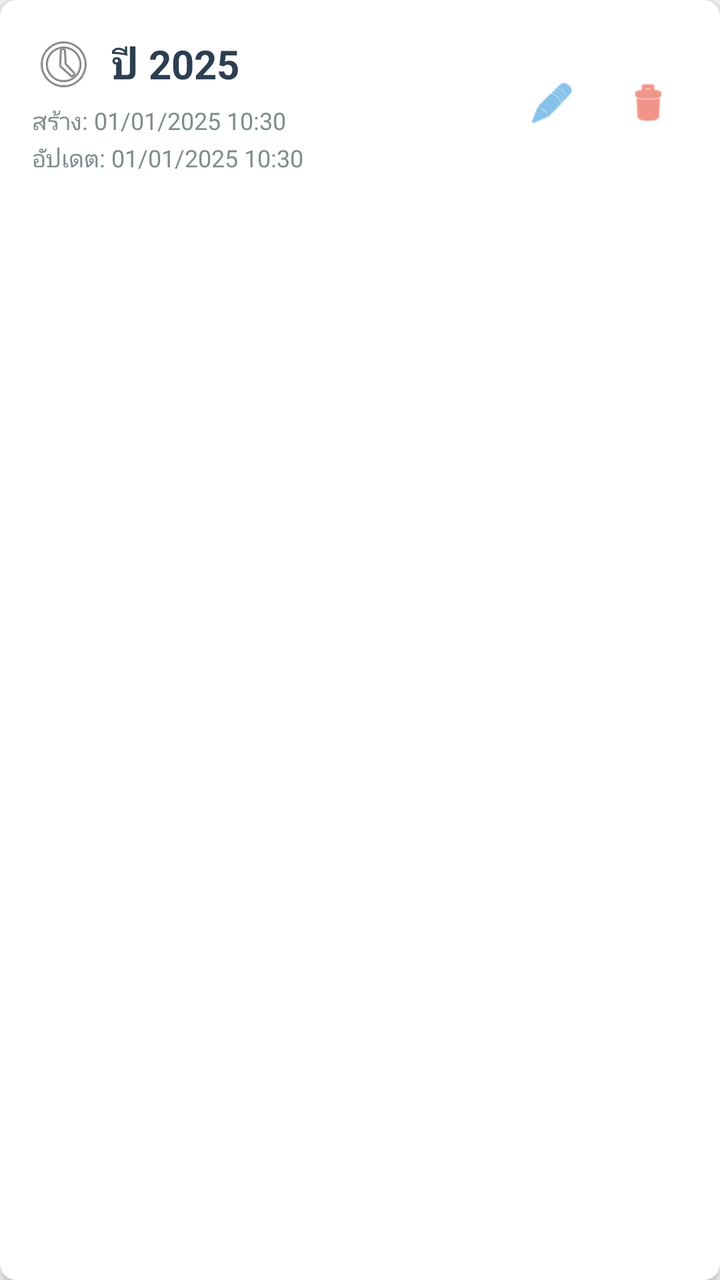
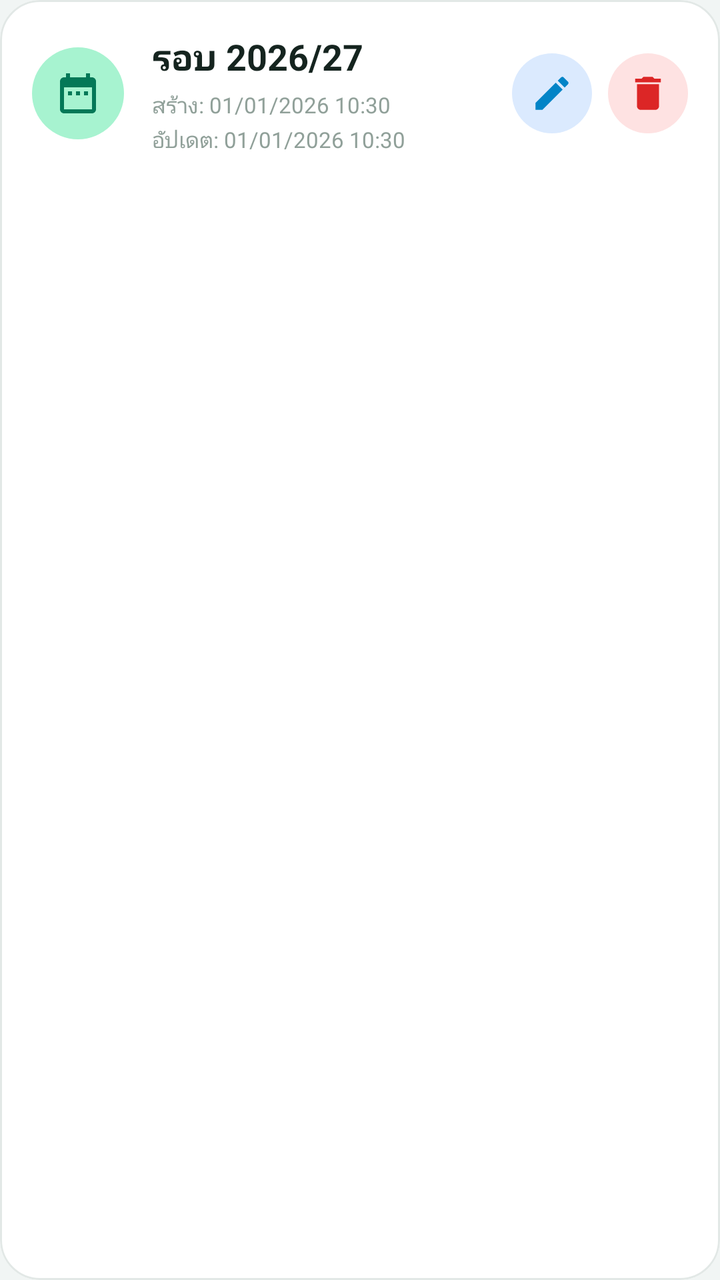

An Android layout rendered at two revisions. The XML below is the earlier revision; the diff shows what the commit changed to produce the second picture.
<!-- AndroidManifest.xml: application theme Theme.TimSales -->
<!-- res/layout/item_timyear.xml -->
<?xml version="1.0" encoding="utf-8"?>
<androidx.cardview.widget.CardView xmlns:android="http://schemas.android.com/apk/res/android"
    xmlns:app="http://schemas.android.com/apk/res-auto"
    android:layout_width="match_parent"
    android:layout_height="wrap_content"
    android:layout_margin="8dp"
    app:cardCornerRadius="8dp"
    app:cardElevation="4dp"
    android:clickable="true"
    android:focusable="true"
    android:foreground="?android:attr/selectableItemBackground">

    <LinearLayout
        android:layout_width="match_parent"
        android:layout_height="wrap_content"
        android:orientation="horizontal"
        android:padding="16dp">

        
        <LinearLayout
            android:layout_width="0dp"
            android:layout_height="wrap_content"
            android:layout_weight="1"
            android:orientation="vertical">

            
            <TextView
                android:id="@+id/tvSaleYear"
                android:layout_width="wrap_content"
                android:layout_height="wrap_content"
                android:text="ปี 2025"
                android:textSize="20sp"
                android:textStyle="bold"
                android:textColor="#2c3e50"
                android:layout_marginBottom="4dp"
                android:drawableStart="@android:drawable/ic_menu_recent_history"
                android:drawablePadding="8dp"
                android:gravity="center_vertical" />

            
            <TextView
                android:id="@+id/tvCreatedDate"
                android:layout_width="wrap_content"
                android:layout_height="wrap_content"
                android:text="สร้าง: 01/01/2025 10:30"
                android:textSize="12sp"
                android:textColor="#7f8c8d"
                android:layout_marginBottom="2dp" />

            
            <TextView
                android:id="@+id/tvUpdatedDate"
                android:layout_width="wrap_content"
                android:layout_height="wrap_content"
                android:text="อัปเดต: 01/01/2025 10:30"
                android:textSize="12sp"
                android:textColor="#7f8c8d" />

        </LinearLayout>

        
        <LinearLayout
            android:layout_width="wrap_content"
            android:layout_height="wrap_content"
            android:orientation="horizontal"
            android:layout_gravity="center_vertical">

            
            <ImageButton
                android:id="@+id/btnEdit"
                android:layout_width="40dp"
                android:layout_height="40dp"
                android:layout_marginEnd="8dp"
                android:background="?attr/selectableItemBackgroundBorderless"
                android:contentDescription="แก้ไข"
                android:src="@android:drawable/ic_menu_edit"
                android:tint="#3498db"
                android:scaleType="centerInside"
                android:padding="8dp" />

            
            <ImageButton
                android:id="@+id/btnDelete"
                android:layout_width="40dp"
                android:layout_height="40dp"
                android:background="?attr/selectableItemBackgroundBorderless"
                android:contentDescription="ลบ"
                android:src="@android:drawable/ic_menu_delete"
                android:tint="#e74c3c"
                android:scaleType="centerInside"
                android:padding="8dp" />

        </LinearLayout>

    </LinearLayout>

</androidx.cardview.widget.CardView>
<!-- resources referenced by this layout -->
<resources>
  <style name="Theme.TimSales" parent="Theme.AppCompat.Light.DarkActionBar">
          
          <item name="colorPrimary">#2c3e50</item>
          <item name="colorPrimaryVariant">#1a252f</item>
          <item name="colorOnPrimary">@android:color/white</item>
          
          
          <item name="colorSecondary">#27ae60</item>
          <item name="colorSecondaryVariant">#1e8449</item>
          <item name="colorOnSecondary">@android:color/white</item>
          
          
          <item name="android:statusBarColor" tools:targetApi="l">#1a252f</item>
          
          
          <item name="android:windowBackground">#f8f9fa</item>
          
          
          <item name="android:textColorPrimary">#2c3e50</item>
          <item name="android:textColorSecondary">#7f8c8d</item>
      </style>
</resources>

<!-- the commit's change to res/layout/item_timyear.xml (unified diff, before → after) -->
@@ -1,97 +1,94 @@
 <?xml version="1.0" encoding="utf-8"?>
-<androidx.cardview.widget.CardView xmlns:android="http://schemas.android.com/apk/res/android"
+<com.google.android.material.card.MaterialCardView xmlns:android="http://schemas.android.com/apk/res/android"
     xmlns:app="http://schemas.android.com/apk/res-auto"
     android:layout_width="match_parent"
     android:layout_height="wrap_content"
-    android:layout_margin="8dp"
-    app:cardCornerRadius="8dp"
-    app:cardElevation="4dp"
+    android:layout_marginBottom="10dp"
     android:clickable="true"
     android:focusable="true"
-    android:foreground="?android:attr/selectableItemBackground">
+    app:rippleColor="@color/brand_container">
 
     <LinearLayout
         android:layout_width="match_parent"
         android:layout_height="wrap_content"
         android:orientation="horizontal"
-        android:padding="16dp">
+        android:padding="16dp"
+        android:gravity="center_vertical">
 
-        
+        <FrameLayout
+            android:layout_width="46dp"
+            android:layout_height="46dp"
+            android:background="@drawable/bg_circle_soft"
+            android:backgroundTint="@color/brand_container"
+            android:layout_marginEnd="14dp">
+
+            <ImageView
+                android:layout_width="24dp"
+                android:layout_height="24dp"
+                android:layout_gravity="center"
+                android:src="@drawable/ic_season"
+                app:tint="@color/brand_primary" />
+        </FrameLayout>
+
         <LinearLayout
             android:layout_width="0dp"
             android:layout_height="wrap_content"
             android:layout_weight="1"
             android:orientation="vertical">
 
-            
             <TextView
                 android:id="@+id/tvSaleYear"
                 android:layout_width="wrap_content"
                 android:layout_height="wrap_content"
-                android:text="ปี 2025"
-                android:textSize="20sp"
+                android:text="รอบ 2026/27"
+                android:textSize="18sp"
                 android:textStyle="bold"
-                android:textColor="#2c3e50"
-                android:layout_marginBottom="4dp"
-                android:drawableStart="@android:drawable/ic_menu_recent_history"
-                android:drawablePadding="8dp"
-                android:gravity="center_vertical" />
+                android:textColor="@color/text_primary"
+                android:layout_marginBottom="4dp" />
 
-            
             <TextView
                 android:id="@+id/tvCreatedDate"
                 android:layout_width="wrap_content"
                 android:layout_height="wrap_content"
-                android:text="สร้าง: 01/01/2025 10:30"
-                android:textSize="12sp"
-                android:textColor="#7f8c8d"
-                android:layout_marginBottom="2dp" />
+                android:text="สร้าง: 01/01/2026 10:30"
+                android:textSize="11sp"
+                android:textColor="@color/text_tertiary" />
 
-            
             <TextView
                 android:id="@+id/tvUpdatedDate"
                 android:layout_width="wrap_content"
                 android:layout_height="wrap_content"
-                android:text="อัปเดต: 01/01/2025 10:30"
-                android:textSize="12sp"
-                android:textColor="#7f8c8d" />
-
+                android:text="อัปเดต: 01/01/2026 10:30"
+                android:textSize="11sp"
+                android:textColor="@color/text_tertiary"
+                android:layout_marginTop="2dp" />
         </LinearLayout>
 
-        
-        <LinearLayout
-            android:layout_width="wrap_content"
-            android:layout_height="wrap_content"
-            android:orientation="horizontal"
-            android:layout_gravity="center_vertical">
+        <ImageButton
+            android:id="@+id/btnEdit"
+            android:layout_width="40dp"
+            android:layout_height="40dp"
+            android:layout_marginEnd="8dp"
+            android:background="@drawable/bg_circle_soft"
+            android:backgroundTint="@color/kpi_volume_bg"
+            android:contentDescription="แก้ไข"
+            android:src="@drawable/ic_edit_modern"
+            android:tint="@color/kpi_volume"
+            android:scaleType="centerInside"
+            android:padding="9dp" />
 
-            
-            <ImageButton
-                android:id="@+id/btnEdit"
-                android:layout_width="40dp"
-                android:layout_height="40dp"
-                android:layout_marginEnd="8dp"
-                android:background="?attr/selectableItemBackgroundBorderless"
-                android:contentDescription="แก้ไข"
-                android:src="@android:drawable/ic_menu_edit"
-                android:tint="#3498db"
-                android:scaleType="centerInside"
-                android:padding="8dp" />
-
-            
-            <ImageButton
-                android:id="@+id/btnDelete"
-                android:layout_width="40dp"
-                android:layout_height="40dp"
-                android:background="?attr/selectableItemBackgroundBorderless"
-                android:contentDescription="ลบ"
-                android:src="@android:drawable/ic_menu_delete"
-                android:tint="#e74c3c"
-                android:scaleType="centerInside"
-                android:padding="8dp" />
-
-        </LinearLayout>
+        <ImageButton
+            android:id="@+id/btnDelete"
+            android:layout_width="40dp"
+            android:layout_height="40dp"
+            android:background="@drawable/bg_circle_soft"
+            android:backgroundTint="@color/danger_bg"
+            android:contentDescription="ลบ"
+            android:src="@drawable/ic_delete_modern"
+            android:tint="@color/danger"
+            android:scaleType="centerInside"
+            android:padding="9dp" />
 
     </LinearLayout>
 
-</androidx.cardview.widget.CardView>
+</com.google.android.material.card.MaterialCardView>
<!-- resource entries referenced after the edit -->
@@ -1,25 +1,114 @@
 <!-- resources referenced by this layout -->
 <resources>
-  <style name="Theme.TimSales" parent="Theme.AppCompat.Light.DarkActionBar">
+  <color name="brand_container">#A7F3D0</color>
+  <color name="brand_primary">#047857</color>
+  <color name="danger">#DC2626</color>
+  <color name="danger_bg">#FEE2E2</color>
+  <color name="kpi_volume">#0284C7</color>
+  <color name="kpi_volume_bg">#DBEAFE</color>
+  <color name="text_primary">#15241F</color>
+  <color name="text_tertiary">#90A099</color>
+  <!-- drawable bg_circle_soft (drawable) -->
+  <?xml version="1.0" encoding="utf-8"?>
+  <shape xmlns:android="http://schemas.android.com/apk/res/android"
+      android:shape="oval">
+      <solid android:color="#FFFFFFFF" />
+  </shape>
+  <!-- drawable ic_delete_modern (drawable) -->
+  <?xml version="1.0" encoding="utf-8"?>
+  <vector xmlns:android="http://schemas.android.com/apk/res/android"
+      android:width="24dp"
+      android:height="24dp"
+      android:viewportWidth="24"
+      android:viewportHeight="24">
+      <path
+          android:fillColor="#FF000000"
+          android:pathData="M6,19C6,20.1 6.9,21 8,21H16C17.1,21 18,20.1 18,19V7H6V19ZM19,4H15.5L14.5,3H9.5L8.5,4H5V6H19V4Z"/>
+  </vector>
+  <!-- drawable ic_edit_modern (drawable) -->
+  <?xml version="1.0" encoding="utf-8"?>
+  <vector xmlns:android="http://schemas.android.com/apk/res/android"
+      android:width="24dp"
+      android:height="24dp"
+      android:viewportWidth="24"
+      android:viewportHeight="24">
+      <path
+          android:fillColor="#FF000000"
+          android:pathData="M3,17.25V21H6.75L17.81,9.94L14.06,6.19L3,17.25ZM20.71,7.04C21.1,6.65 21.1,6.02 20.71,5.63L18.37,3.29C17.98,2.9 17.35,2.9 16.96,3.29L15.13,5.12L18.88,8.87L20.71,7.04Z"/>
+  </vector>
+  <!-- drawable ic_season (drawable) -->
+  <vector xmlns:android="http://schemas.android.com/apk/res/android"
+      android:width="24dp"
+      android:height="24dp"
+      android:viewportWidth="24"
+      android:viewportHeight="24"
+      android:tint="#FF000000">
+      <path
+          android:fillColor="#FF000000"
+          android:pathData="M9,11L7,11v2h2v-2zM13,11h-2v2h2v-2zM17,11h-2v2h2v-2zM19,4h-1L18,2h-2v2L8,4L8,2L6,2v2L5,4c-1.11,0 -1.99,0.9 -1.99,2L3,20c0,1.1 0.89,2 2,2h14c1.1,0 2,-0.9 2,-2L21,6c0,-1.1 -0.9,-2 -2,-2zM19,20L5,20L5,9h14v11z" />
+  </vector>
+  <style name="Theme.TimSales" parent="Theme.Material3.Light.NoActionBar">
           
-          <item name="colorPrimary">#2c3e50</item>
-          <item name="colorPrimaryVariant">#1a252f</item>
-          <item name="colorOnPrimary">@android:color/white</item>
+          <item name="colorPrimary">@color/brand_primary</item>
+          <item name="colorOnPrimary">@color/brand_on_primary</item>
+          <item name="colorPrimaryContainer">@color/brand_container</item>
+          <item name="colorOnPrimaryContainer">@color/brand_on_container</item>
+          <item name="colorSecondary">@color/kpi_volume</item>
+          <item name="colorOnSecondary">@color/white</item>
+  
           
+          <item name="colorSurface">@color/surface_card</item>
+          <item name="colorOnSurface">@color/text_primary</item>
+          <item name="colorSurfaceVariant">@color/divider</item>
+          <item name="colorOnSurfaceVariant">@color/text_secondary</item>
+          <item name="colorOutline">@color/card_stroke</item>
+          <item name="android:colorBackground">@color/bg_app</item>
+          <item name="colorOnBackground">@color/text_primary</item>
+          <item name="colorError">@color/danger</item>
+  
           
-          <item name="colorSecondary">#27ae60</item>
-          <item name="colorSecondaryVariant">#1e8449</item>
-          <item name="colorOnSecondary">@android:color/white</item>
+          <item name="android:windowBackground">@color/bg_app</item>
+          <item name="android:statusBarColor">@color/brand_primary_dark</item>
+          <item name="android:navigationBarColor">@color/bg_app</item>
+          <item name="android:windowLightStatusBar" tools:targetApi="m">false</item>
+          <item name="android:windowLightNavigationBar" tools:targetApi="o_mr1">true</item>
+  
           
+          <item name="android:textColorPrimary">@color/text_primary</item>
+          <item name="android:textColorSecondary">@color/text_secondary</item>
+  
           
-          <item name="android:statusBarColor" tools:targetApi="l">#1a252f</item>
-          
-          
-          <item name="android:windowBackground">#f8f9fa</item>
-          
-          
-          <item name="android:textColorPrimary">#2c3e50</item>
-          <item name="android:textColorSecondary">#7f8c8d</item>
+          <item name="materialCardViewStyle">@style/Widget.TimSales.Card</item>
+          <item name="toolbarStyle">@style/Widget.TimSales.Toolbar</item>
+      </style>
+  <color name="brand_on_primary">#FFFFFF</color>
+  <color name="brand_on_container">#064E3B</color>
+  <color name="white">#FFFFFFFF</color>
+  <color name="surface_card">#FFFFFF</color>
+  <color name="divider">#ECF1EF</color>
+  <color name="text_secondary">#5B6B65</color>
+  <color name="card_stroke">#E2E8E6</color>
+  <color name="bg_app">#F1F5F4</color>
+  <color name="brand_primary_dark">#065F46</color>
+  <style name="Widget.TimSales.Card" parent="Widget.Material3.CardView.Elevated">
+          <item name="cardBackgroundColor">@color/surface_card</item>
+          <item name="cardCornerRadius">20dp</item>
+          <item name="cardElevation">0dp</item>
+          <item name="strokeColor">@color/card_stroke</item>
+          <item name="strokeWidth">1dp</item>
+          <item name="contentPadding">0dp</item>
+      </style>
+  <style name="Widget.TimSales.Toolbar" parent="Widget.Material3.Toolbar">
+          <item name="android:background">@color/brand_primary_dark</item>
+          <item name="titleTextColor">@color/white</item>
+          <item name="titleTextAppearance">@style/TextAppearance.TimSales.Toolbar</item>
+          <item name="android:theme">@style/ThemeOverlay.Material3.Dark</item>
+          <item name="popupTheme">@style/ThemeOverlay.Material3.Light</item>
+      </style>
+  <style name="TextAppearance.TimSales.Toolbar" parent="TextAppearance.Material3.TitleLarge">
+          <item name="android:textColor">@color/white</item>
+          <item name="android:textStyle">bold</item>
+          <item name="android:textSize">20sp</item>
       </style>
 </resources>
 
